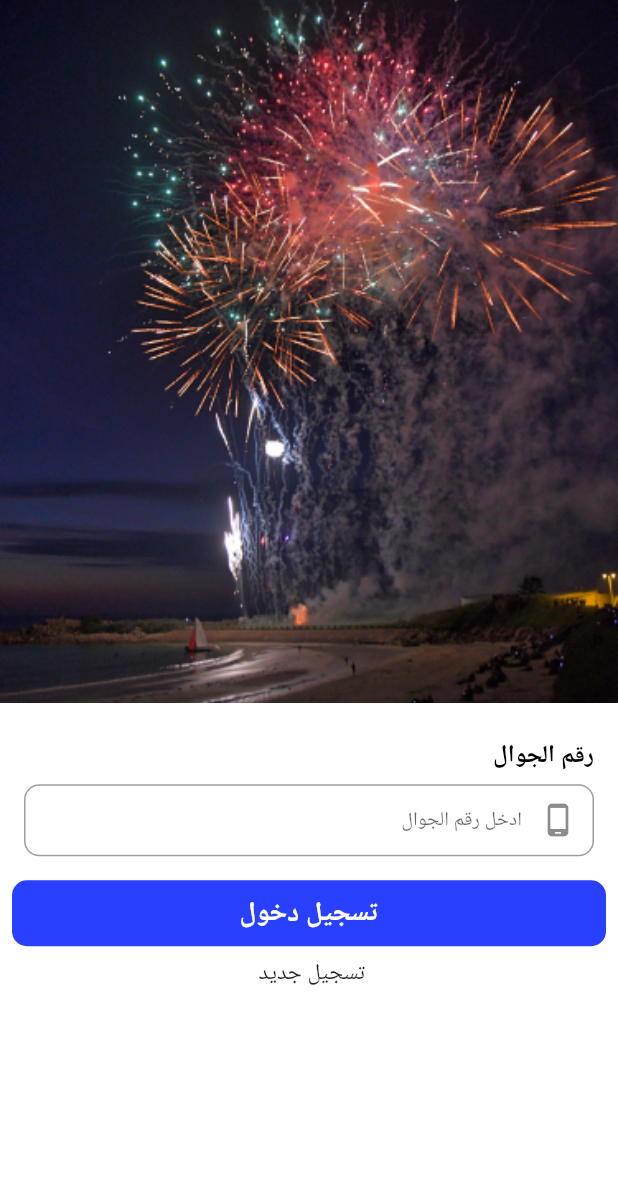
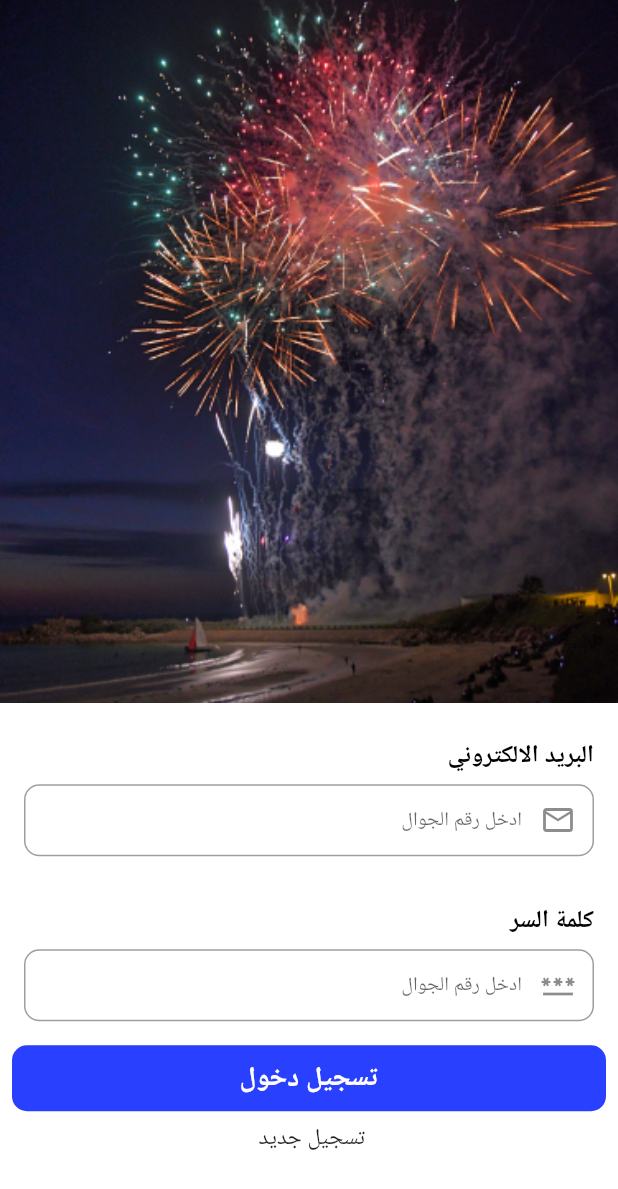
Before and after one commit to AbedUllahAboSamra/hackathon, a Flutter app: the screen it shows after launch, after a tap on the "arrow forward ios" icon, after a tap on "SKIP", on a phone screen of 412 x 824 dp. Shown: the top 1189 px of the screen. Run offline on Flutter 3.47's test engine with Material 2 defaults, Android fonts, the phone set to English and light mode, and no system bars; our stand-ins replace carousel_slider, cloud_firestore, firebase_auth, firebase_core, flutter_screenutil, get and 4 more; accounts and stored records are empty; generated files the repository leaves out were written again; network calls fail; Roboto replaces fonts that are missing (Cairo).

Commit message:
loginCreated

```diff
--- a/lib/app/auth/login_screen.dart
+++ b/lib/app/auth/login_screen.dart
@@ -1,7 +1,10 @@
 import 'package:flutter/gestures.dart';
 import 'package:flutter/material.dart';
 import 'package:flutter_screenutil/flutter_screenutil.dart';
+import 'package:get/get.dart';
 import 'package:google_fonts/google_fonts.dart';
+import 'package:hackathon_project/Get/FirebaseController.dart';
+import 'package:hackathon_project/model/UserModle.dart';
 
 import '../../widgets/app_text_field.dart';
 import '../../widgets/default_button.dart';
@@ -15,17 +18,21 @@ class LoginScreen extends StatefulWidget {
 }
 
 class _LoginScreenState extends State<LoginScreen> with Helpers {
-  late TextEditingController _mobileTextController;
+  late TextEditingController _emailTextController;
+  late TextEditingController _passwordTextController;
+  var controller = Get.put<FirebaseController>(FirebaseController());
 
   @override
   void initState() {
     super.initState();
-    _mobileTextController = TextEditingController();
+    _emailTextController = TextEditingController();
+    _passwordTextController = TextEditingController();
   }
 
   @override
   void dispose() {
-    _mobileTextController.dispose();
+    _emailTextController.dispose();
+    _passwordTextController.dispose();
 
     super.dispose();
   }
@@ -37,7 +44,6 @@ class _LoginScreenState extends State<LoginScreen> with Helpers {
       backgroundColor: Colors.white,
       body: ListView(
         // crossAxisAlignment: CrossAxisAlignment.center,
-
         children: [
           Column(
             children: [
@@ -57,7 +63,7 @@ class _LoginScreenState extends State<LoginScreen> with Helpers {
                 padding: const EdgeInsets.only(top: 24, right: 16),
                 child: Align(
                   child: Text(
-                    'رقم الجوال',
+                    'البريد الالكتروني',
                     style: GoogleFonts.cairo(
                       fontSize: 16.sp,
                       fontWeight: FontWeight.bold,
@@ -69,12 +75,35 @@ class _LoginScreenState extends State<LoginScreen> with Helpers {
               ),
               Padding(
                 padding:
-                    const EdgeInsets.symmetric(horizontal: 16, vertical: 8),
+                const EdgeInsets.symmetric(horizontal: 16, vertical: 8),
                 child: AppTextField(
                   hint: "ادخل رقم الجوال",
-                  prefixIcon: Icons.phone_android_outlined,
-                  keyboardType: TextInputType.phone,
-                  controller: _mobileTextController,
+                  prefixIcon: Icons.email_outlined,
+                  keyboardType: TextInputType.emailAddress,
+                  controller: _emailTextController,
+                ),
+              ), Padding(
+                padding: const EdgeInsets.only(top: 24, right: 16),
+                child: Align(
+                  child: Text(
+                    'كلمة السر',
+                    style: GoogleFonts.cairo(
+                      fontSize: 16.sp,
+                      fontWeight: FontWeight.bold,
+                      color: Color(0xFF000000),
+                    ),
+                  ),
+                  alignment: Alignment.centerRight,
+                ),
+              ),
+              Padding(
+                padding:
+                const EdgeInsets.symmetric(horizontal: 16, vertical: 8),
+                child: AppTextField(
+                  hint: "ادخل رقم الجوال",
+                  prefixIcon: Icons.password,
+                  keyboardType: TextInputType.visiblePassword,
+                  controller: _passwordTextController,
                 ),
               ),
               Column(
@@ -104,7 +133,7 @@ class _LoginScreenState extends State<LoginScreen> with Helpers {
             ],
           ),
         ],
-      ),
+      )
     );
   }
 
@@ -115,7 +144,7 @@ class _LoginScreenState extends State<LoginScreen> with Helpers {
   }
 
   bool _checkData() {
-    if (_mobileTextController.text.isNotEmpty) {
+    if (_emailTextController.text.isNotEmpty && _passwordTextController.text.isNotEmpty) {
       return true;
     }
 
@@ -125,6 +154,10 @@ class _LoginScreenState extends State<LoginScreen> with Helpers {
   }
 
   Future<void> _login() async {
-    Navigator.pushNamed(context, '/otp_screen');
+
+    controller.methodLogin(email: _emailTextController.text, password: _passwordTextController.text);
+
+
   }
+
 }
--- a/lib/main.dart
+++ b/lib/main.dart
@@ -1,10 +1,11 @@
+import 'package:firebase_core/firebase_core.dart';
 import 'package:flutter/material.dart';
 import 'package:flutter_localizations/flutter_localizations.dart';
  import 'package:flutter_screenutil/flutter_screenutil.dart';
 import 'package:google_fonts/google_fonts.dart';
  import 'package:hackathon_project/prefs/prefs.dart';
 import 'package:flutter_localizations/flutter_localizations.dart';
-
+import 'package:firebase_core/firebase_core.dart';
 import 'package:flutter_gen/gen_l10n/app_localizations.dart';
 
  import 'app/payment_cards/new_payments.dart';
@@ -19,8 +20,6 @@ import 'app/auth/otp.dart';
 import 'app/auth/register_screen.dart';
 import 'app/bottom_navigation_screen.dart';
 import 'app/home_screen/details_screen.dart';
- import 'app/screen/reservations/effectivene_screen.dart';
- import 'app/screen/reservations/reservations_first.dart';
 import 'app/ticket/taps/basic_info_screen.dart';
 import 'core/launch_screen.dart';
 import 'datebase/db_controller.dart';
@@ -28,6 +27,8 @@ import 'onboarding/onboarding_screen.dart';
 
 void main() async {
   WidgetsFlutterBinding.ensureInitialized();
+  await Firebase.initializeApp(
+  );
   await SharedPrefController().initPreferences();
   await DbController().initDatabase();
   runApp(const MyApp());
--- /dev/null
+++ b/lib/model/UserModle.dart
@@ -0,0 +1,45 @@
+class UserModle {
+  var email;
+  var phone;
+  var password;
+  var imageUrl;
+  var fullName;
+  var isMeal;
+  var uId;
+  UserModle();
+
+  // UserModle({
+  //   required this.email,
+  //   required this.phone,
+  //   required this.password,
+  //   required this.imageUrl,
+  //   required this.isMeal,
+  //   required this.uId,
+  // });
+
+ static Map<String, dynamic> toMap(UserModle user) {
+    Map<String, dynamic> map = Map();
+    map["email"] = user.email;
+    map["phone"] = user.phone;
+    map["password"] = user.password;
+    map["fullName"] = user.fullName;
+    map["imageUrl"] = user.imageUrl;
+    map["isMeal"] = user.isMeal;
+    map["uId"] = user.uId;
+    return map;
+  }
+
+  UserModle.fromJson  (Map<String, dynamic> map){
+
+    this.email= map["email"] ;
+    this.phone= map["phone"] ;
+    this.password= map["password"];
+    this.imageUrl= map["imageUrl"];
+    this.fullName= map["fullName"];
+    this.isMeal= map["isMeal"] ;
+    this.uId=   map["uId"] ;
+
+  }
+
+
+}
--- a/pubspec.yaml
+++ b/pubspec.yaml
@@ -53,6 +53,12 @@ dependencies:
   cached_network_image: ^3.2.1
   readmore: ^2.2.0
   backdrop: ^0.8.1
+  firebase_core: ^1.22.0
+  firebase_auth: ^3.8.0
+  cloud_firestore: ^3.4.7
+
+
+
 
 dev_dependencies:
   flutter_test:
```
Also changed, not shown: lib/Get/FirebaseController.dart (added, +64 -0 lines), lib/Get/fireStore.dart (added, +19 -0 lines), lib/Get/firebseAuth.dart (added, +65 -0 lines), lib/app/bottom_navigation_screen.dart (+5 -6 lines), pubspec.lock, 3 other files.
